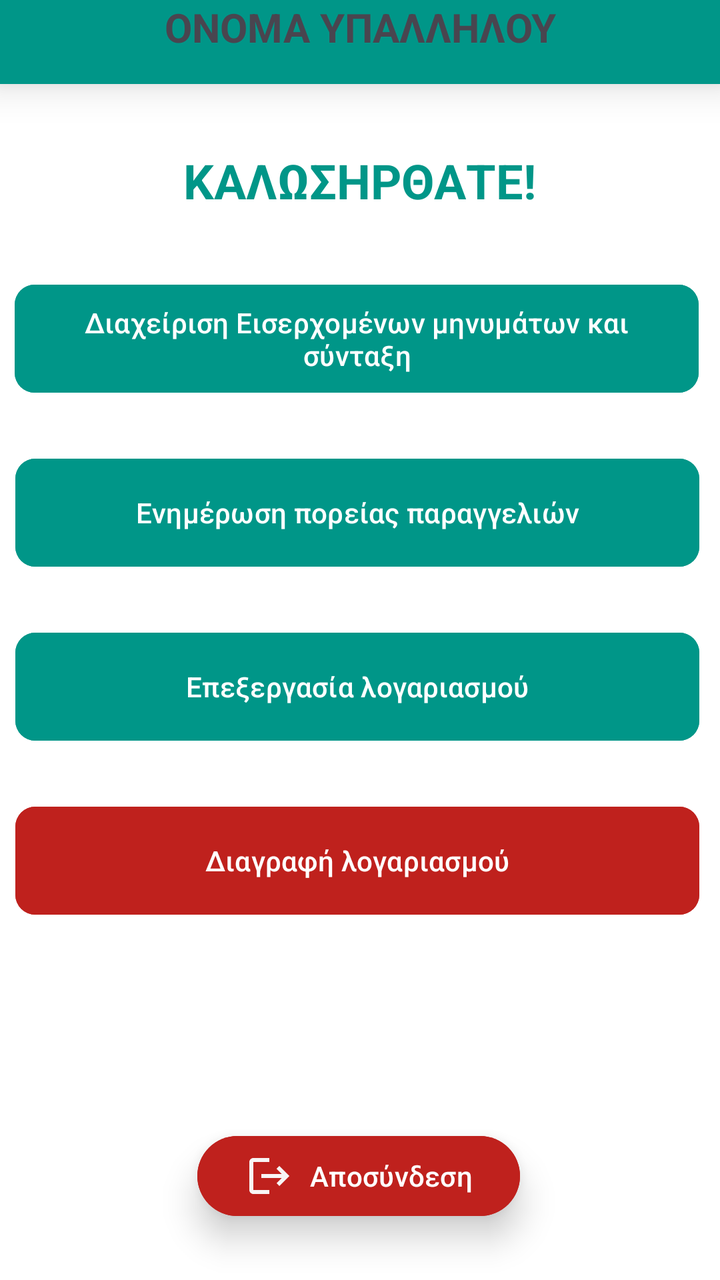
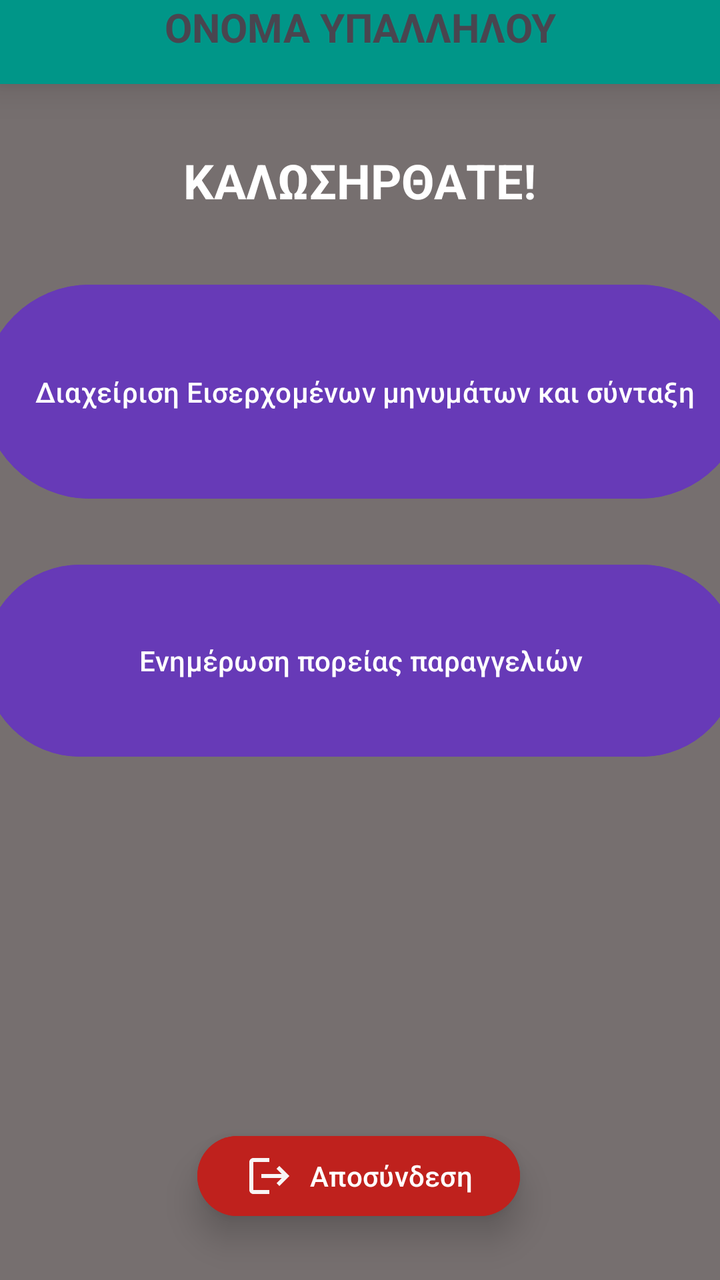

The first picture is an Android layout as it rendered before a commit; the second is the same layout after the commit. The layout source and the unified diff follow.
<!-- AndroidManifest.xml: application theme Theme.Team21 -->
<!-- res/layout/activity_customer_service_menu.xml -->
<?xml version="1.0" encoding="utf-8"?>
<androidx.constraintlayout.widget.ConstraintLayout xmlns:android="http://schemas.android.com/apk/res/android"
    xmlns:app="http://schemas.android.com/apk/res-auto"
    xmlns:tools="http://schemas.android.com/tools"
    android:id="@+id/activityCseDashboard"
    android:layout_width="match_parent"
    android:layout_height="match_parent"
    android:background="#FFFFFF"
    tools:context=".view.employee.customerServiceEmployee.customerServiceEmployeeMenu.CustomerServiceMenuActivity">


    <TextView
        android:id="@+id/txtCustomerServiceEmployeeWelcomeMessage"
        android:layout_width="wrap_content"
        android:layout_height="wrap_content"
        android:layout_marginTop="32dp"
        android:text="ΚΑΛΩΣΗΡΘΑΤΕ!"
        android:textColor="#009688"
        android:textSize="24sp"
        android:textStyle="bold"
        app:layout_constraintEnd_toEndOf="parent"
        app:layout_constraintStart_toStartOf="parent"
        app:layout_constraintTop_toBottomOf="@+id/txtCustomerServiceEmployeeMenuName" />

    <TextView
        android:id="@+id/txtCustomerServiceEmployeeMenuName"
        android:layout_width="fill_parent"
        android:layout_height="42dp"
        android:background="#009688"
        android:elevation="12dp"
        android:text="ΟΝΟΜΑ ΥΠΑΛΛΗΛΟΥ"
        android:textAlignment="center"
        android:textSize="20sp"
        android:textStyle="bold"
        app:layout_constraintEnd_toEndOf="parent"
        app:layout_constraintStart_toStartOf="parent"
        app:layout_constraintTop_toTopOf="parent" />

    <Button
        android:id="@+id/btnCustomerServiceEmployeeMenuEmailInbox"
        android:layout_width="342dp"
        android:layout_height="62dp"
        android:layout_marginTop="32dp"
        android:backgroundTint="#009688"
        android:text="Διαχείριση Εισερχομένων μηνυμάτων και σύνταξη"
        app:cornerRadius="10dp"
        app:layout_constraintEnd_toEndOf="parent"
        app:layout_constraintHorizontal_bias="0.413"
        app:layout_constraintStart_toStartOf="parent"
        app:layout_constraintTop_toBottomOf="@+id/txtCustomerServiceEmployeeWelcomeMessage" />

    <Button
        android:id="@+id/btnCustomerServiceEmployeeMenuNotifyOrdersStatus"
        android:layout_width="342dp"
        android:layout_height="62dp"
        android:layout_marginTop="25dp"
        android:backgroundTint="#009688"
        android:text="Ενημέρωση πορείας παραγγελιών"
        app:cornerRadius="10dp"
        app:layout_constraintEnd_toEndOf="parent"
        app:layout_constraintHorizontal_bias="0.42"
        app:layout_constraintStart_toStartOf="parent"
        app:layout_constraintTop_toBottomOf="@+id/btnCustomerServiceEmployeeMenuEmailInbox" />

    <Button
        android:id="@+id/btnCustomerServiceEmployeeMenuProcessAccount"
        android:layout_width="342dp"
        android:layout_height="62dp"
        android:layout_marginTop="25dp"
        android:backgroundTint="#009688"
        android:text="Επεξεργασία λογαριασμού"
        app:cornerRadius="10dp"
        app:layout_constraintEnd_toEndOf="parent"
        app:layout_constraintHorizontal_bias="0.42"
        app:layout_constraintStart_toStartOf="parent"
        app:layout_constraintTop_toBottomOf="@+id/btnCustomerServiceEmployeeMenuNotifyOrdersStatus" />

    <Button
        android:id="@+id/btnCustomerServiceEmployeeMenuDeleteAccount"
        android:layout_width="342dp"
        android:layout_height="62dp"
        android:layout_marginTop="25dp"
        android:backgroundTint="#BF211D"
        android:text="Διαγραφή λογαριασμού"
        app:cornerRadius="10dp"
        app:layout_constraintEnd_toEndOf="parent"
        app:layout_constraintHorizontal_bias="0.42"
        app:layout_constraintStart_toStartOf="parent"
        app:layout_constraintTop_toBottomOf="@+id/btnCustomerServiceEmployeeMenuProcessAccount" />

    <Button
        android:id="@+id/btnCustomerServiceEmployeeMenuLogout"
        android:layout_width="wrap_content"
        android:layout_height="wrap_content"
        android:layout_marginBottom="28dp"
        android:backgroundTint="#BF211D"
        android:drawableLeft="@drawable/account_logout"
        android:elevation="8dp"
        android:text="Αποσύνδεση"
        android:translationZ="10dp"
        app:cornerRadius="24dp"
        app:layout_constraintBottom_toBottomOf="parent"
        app:layout_constraintEnd_toEndOf="parent"
        app:layout_constraintHorizontal_bias="0.497"
        app:layout_constraintStart_toStartOf="parent" />
</androidx.constraintlayout.widget.ConstraintLayout>
<!-- resources referenced by this layout -->
<resources>
  <!-- drawable account_logout (drawable) -->
  <vector xmlns:android="http://schemas.android.com/apk/res/android" android:autoMirrored="true" android:height="24dp" android:tint="#F8F5F5" android:viewportHeight="24" android:viewportWidth="24" android:width="24dp">
        
      <path android:fillColor="@android:color/white" android:pathData="M17,7l-1.41,1.41L18.17,11H8v2h10.17l-2.58,2.58L17,17l5,-5zM4,5h8V3H4c-1.1,0 -2,0.9 -2,2v14c0,1.1 0.9,2 2,2h8v-2H4V5z"/>
      
  </vector>
  <style name="Theme.Team21" parent="Base.Theme.Team21" />
  <style name="Base.Theme.Team21" parent="Theme.Material3.DayNight.NoActionBar">
          
          
      </style>
</resources>

<!-- the commit's change to res/layout/activity_customer_service_menu.xml (unified diff, before → after) -->
@@ -5,8 +5,8 @@
     android:id="@+id/activityCseDashboard"
     android:layout_width="match_parent"
     android:layout_height="match_parent"
-    android:background="#FFFFFF"
-    tools:context=".view.employee.customerServiceEmployee.customerServiceEmployeeMenu.CustomerServiceMenuActivity">
+    android:background="#766F6F"
+    tools:context=".view.employee.customerServiceEmployee.customerServiceMenu.CustomerServiceMenuActivity">
 
 
     <TextView
@@ -15,7 +15,7 @@
         android:layout_height="wrap_content"
         android:layout_marginTop="32dp"
         android:text="ΚΑΛΩΣΗΡΘΑΤΕ!"
-        android:textColor="#009688"
+        android:textColor="#FFFFFF"
         android:textSize="24sp"
         android:textStyle="bold"
         app:layout_constraintEnd_toEndOf="parent"
@@ -37,56 +37,27 @@
         app:layout_constraintTop_toTopOf="parent" />
 
     <Button
-        android:id="@+id/btnCustomerServiceEmployeeMenuEmailInbox"
-        android:layout_width="342dp"
-        android:layout_height="62dp"
+        android:id="@+id/btnCustomerServiceEmployeeMenuAssignedOrders"
+        android:layout_width="382dp"
+        android:layout_height="115dp"
         android:layout_marginTop="32dp"
-        android:backgroundTint="#009688"
+        android:backgroundTint="#673AB7"
         android:text="Διαχείριση Εισερχομένων μηνυμάτων και σύνταξη"
-        app:cornerRadius="10dp"
         app:layout_constraintEnd_toEndOf="parent"
         app:layout_constraintHorizontal_bias="0.413"
         app:layout_constraintStart_toStartOf="parent"
         app:layout_constraintTop_toBottomOf="@+id/txtCustomerServiceEmployeeWelcomeMessage" />
 
     <Button
-        android:id="@+id/btnCustomerServiceEmployeeMenuNotifyOrdersStatus"
-        android:layout_width="342dp"
-        android:layout_height="62dp"
+        android:id="@+id/btnOrdPrepEmpMenuAssignNewOrder"
+        android:layout_width="377dp"
+        android:layout_height="104dp"
         android:layout_marginTop="25dp"
-        android:backgroundTint="#009688"
+        android:backgroundTint="#673AB7"
         android:text="Ενημέρωση πορείας παραγγελιών"
-        app:cornerRadius="10dp"
         app:layout_constraintEnd_toEndOf="parent"
-        app:layout_constraintHorizontal_bias="0.42"
         app:layout_constraintStart_toStartOf="parent"
-        app:layout_constraintTop_toBottomOf="@+id/btnCustomerServiceEmployeeMenuEmailInbox" />
-
-    <Button
-        android:id="@+id/btnCustomerServiceEmployeeMenuProcessAccount"
-        android:layout_width="342dp"
-        android:layout_height="62dp"
-        android:layout_marginTop="25dp"
-        android:backgroundTint="#009688"
-        android:text="Επεξεργασία λογαριασμού"
-        app:cornerRadius="10dp"
-        app:layout_constraintEnd_toEndOf="parent"
-        app:layout_constraintHorizontal_bias="0.42"
-        app:layout_constraintStart_toStartOf="parent"
-        app:layout_constraintTop_toBottomOf="@+id/btnCustomerServiceEmployeeMenuNotifyOrdersStatus" />
-
-    <Button
-        android:id="@+id/btnCustomerServiceEmployeeMenuDeleteAccount"
-        android:layout_width="342dp"
-        android:layout_height="62dp"
-        android:layout_marginTop="25dp"
-        android:backgroundTint="#BF211D"
-        android:text="Διαγραφή λογαριασμού"
-        app:cornerRadius="10dp"
-        app:layout_constraintEnd_toEndOf="parent"
-        app:layout_constraintHorizontal_bias="0.42"
-        app:layout_constraintStart_toStartOf="parent"
-        app:layout_constraintTop_toBottomOf="@+id/btnCustomerServiceEmployeeMenuProcessAccount" />
+        app:layout_constraintTop_toBottomOf="@+id/btnCustomerServiceEmployeeMenuAssignedOrders" />
 
     <Button
         android:id="@+id/btnCustomerServiceEmployeeMenuLogout"
@@ -98,7 +69,6 @@
         android:elevation="8dp"
         android:text="Αποσύνδεση"
         android:translationZ="10dp"
-        app:cornerRadius="24dp"
         app:layout_constraintBottom_toBottomOf="parent"
         app:layout_constraintEnd_toEndOf="parent"
         app:layout_constraintHorizontal_bias="0.497"
